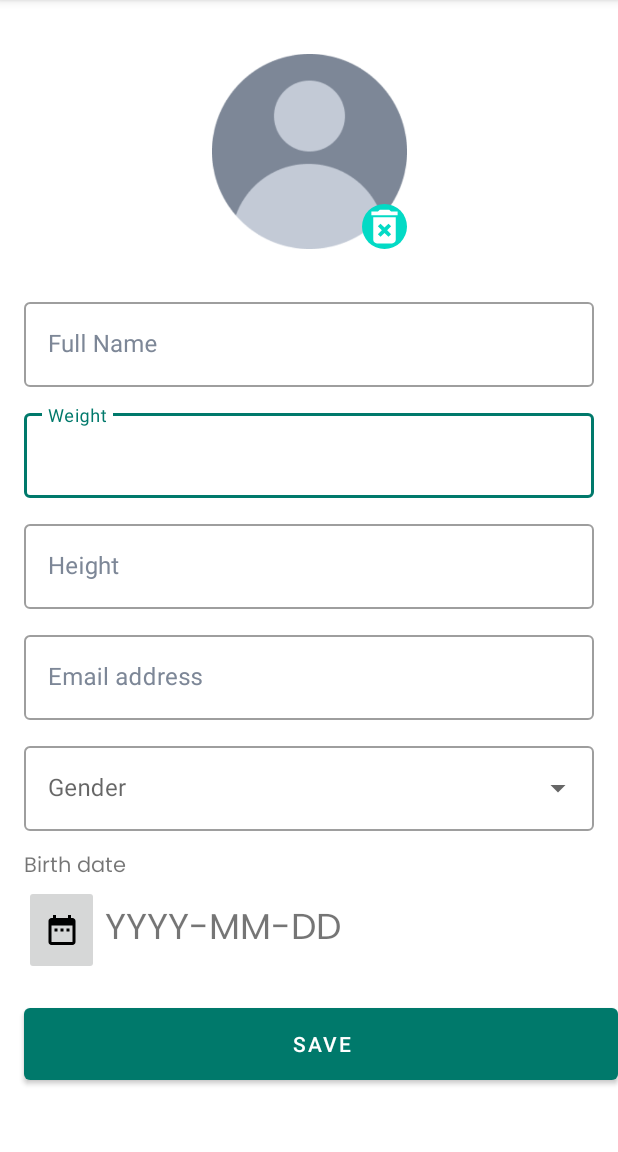
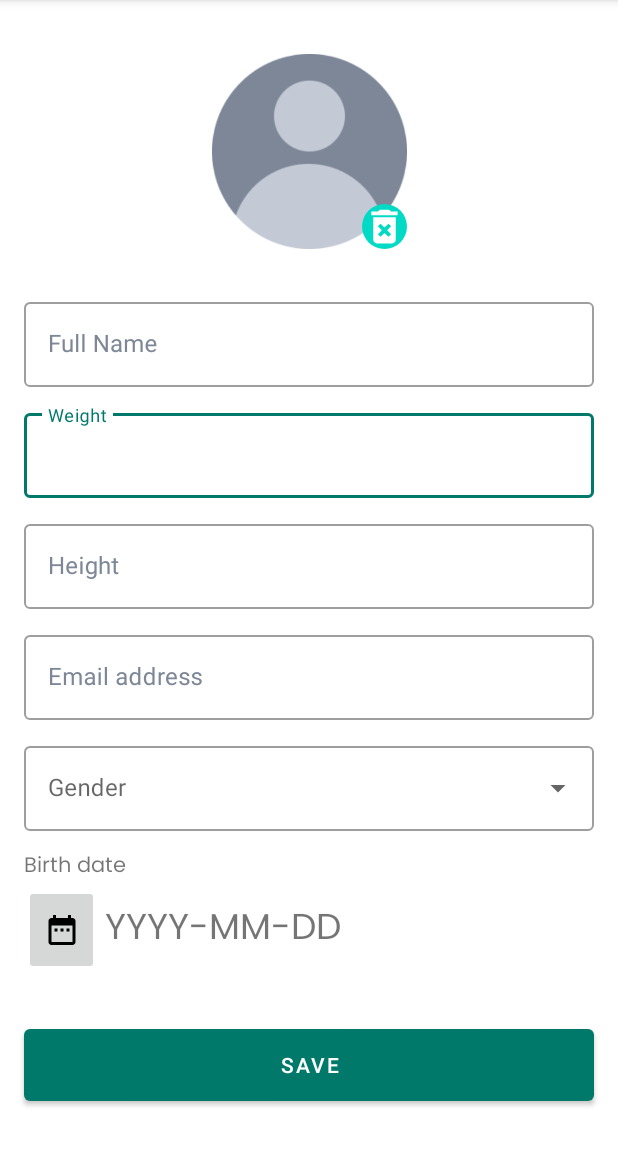
Before and after one commit to robertusbagaskara/nutrify-app, an Android app: the EditProfileActivity screen opened directly, with no data from a screen before it, on a phone screen of 412 x 824 dp, the part 84-1236 px from its top. Run offline under Robolectric (Android 15) with nearby library versions, the phone set to English and light mode, and no system bars; our stand-ins replace Firebase (no records; nobody signed in at launch, a user with empty details on screens opened directly); 5 statements that could not run were skipped.

Commit message:
clean unused layout

```diff
--- a/main_app/app/src/main/java/com/yusril/nutrify/ui/auth/register/RegisterActivity.kt
+++ b/main_app/app/src/main/java/com/yusril/nutrify/ui/auth/register/RegisterActivity.kt
@@ -53,6 +53,8 @@ class RegisterActivity : AppCompatActivity(),
         setContentView(binding.root)
 
         supportActionBar?.hide()
+
+        binding.top.continueText.text = "Sign up to continue"
         auth = FirebaseAuth.getInstance()
 
         val genderList: Array<String> = resources.getStringArray(R.array.gender)
--- a/main_app/app/src/main/res/layout/activity_edit_profile.xml
+++ b/main_app/app/src/main/res/layout/activity_edit_profile.xml
@@ -15,9 +15,8 @@
             android:id="@+id/btn_save"
             android:layout_width="0dp"
             android:layout_height="60dp"
-            android:layout_marginStart="16dp"
-            android:layout_marginTop="30dp"
-            android:layout_marginVertical="16dp"
+            android:layout_marginHorizontal="16dp"
+            android:layout_marginVertical="30dp"
             android:text="@string/btn_save"
             app:layout_constraintEnd_toEndOf="parent"
             app:layout_constraintStart_toStartOf="parent"
--- a/main_app/app/src/main/res/layout/activity_login.xml
+++ b/main_app/app/src/main/res/layout/activity_login.xml
@@ -101,6 +101,7 @@
             android:fontFamily="@font/poppins"
             android:text="@string/or"
             android:textSize="20sp"
+            android:visibility="gone"
             app:layout_constraintLeft_toLeftOf="parent"
             app:layout_constraintRight_toRightOf="parent"
             app:layout_constraintTop_toBottomOf="@id/text_error" />
@@ -114,6 +115,7 @@
             android:layout_marginTop="16dp"
             android:fontFamily="@font/poppins"
             android:text="@string/sign_in_with_gmail"
+            android:visibility="gone"
             app:icon="@drawable/ic_google"
             app:iconGravity="textStart"
             app:iconSize="24dp"
--- a/main_app/app/src/main/res/layout/activity_register.xml
+++ b/main_app/app/src/main/res/layout/activity_register.xml
@@ -243,6 +243,7 @@
             android:fontFamily="@font/poppins"
             android:text="@string/or"
             android:textSize="20sp"
+            android:visibility="gone"
             app:layout_constraintLeft_toLeftOf="parent"
             app:layout_constraintRight_toRightOf="parent"
             app:layout_constraintTop_toBottomOf="@id/btn_sign_up" />
@@ -255,6 +256,7 @@
             android:layout_marginHorizontal="16dp"
             android:layout_marginTop="16dp"
             android:fontFamily="@font/poppins"
+            android:visibility="gone"
             android:text="@string/sign_up_with_gmail"
             app:icon="@drawable/ic_google"
             app:iconGravity="textStart"
--- a/main_app/app/src/main/res/layout/fragment_home.xml
+++ b/main_app/app/src/main/res/layout/fragment_home.xml
@@ -252,6 +252,7 @@
             android:layout_height="wrap_content"
             android:layout_marginHorizontal="16dp"
             android:text="tambah scan"
+            android:visibility="gone"
             app:layout_constraintLeft_toLeftOf="parent"
             app:layout_constraintTop_toBottomOf="@id/health_tips_card" />
 
```
Also changed, not shown: main_app/app/src/main/java/com/yusril/nutrify/ui/home/HomeFragment.kt (+22 -22 lines).
